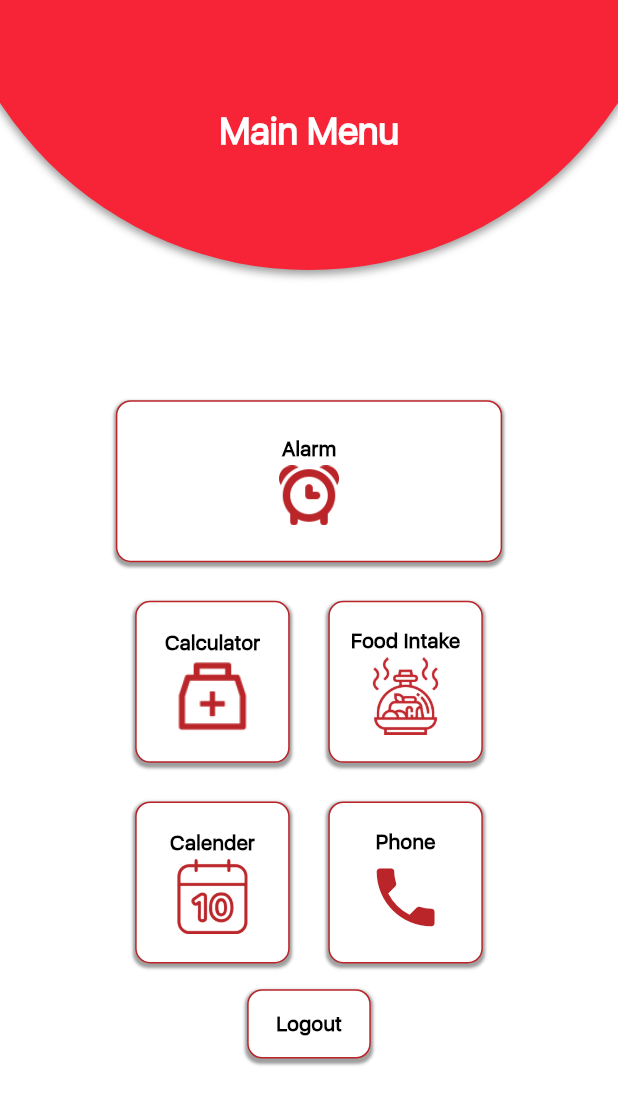
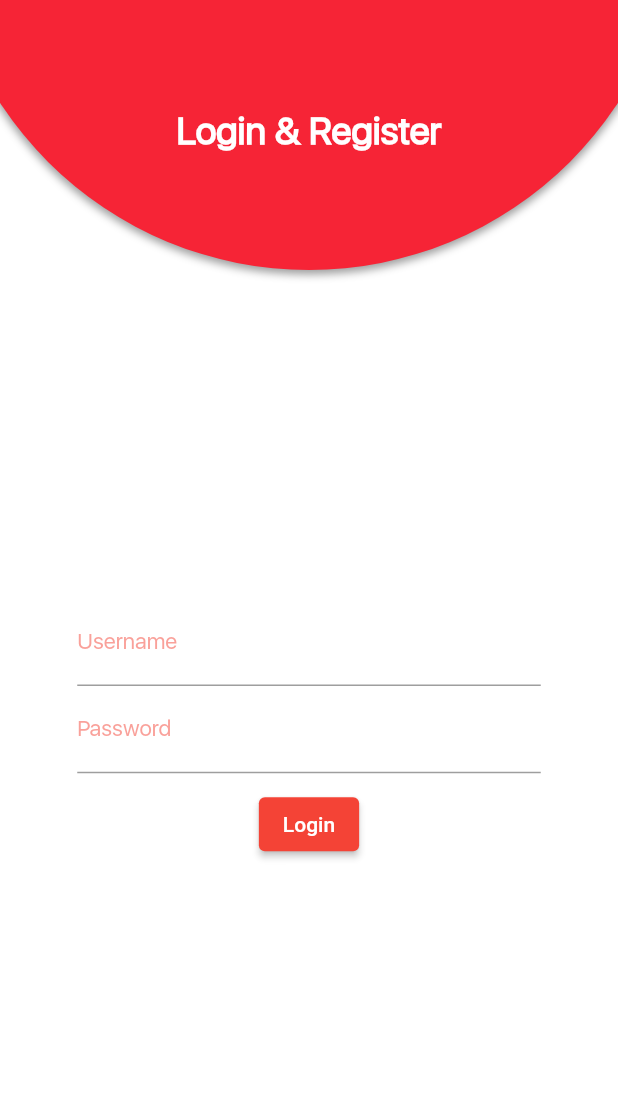
Before and after one commit to Asad-Tariq/Thalihelp_FrontEnd, a Flutter app: the screen it shows after launch, on a phone screen of 412 x 824 dp. Shown: the top 1105 px of the screen. Run offline on Flutter 3.47's test engine with Material 2 defaults, Android fonts, the light colour scheme and no system bars; our stand-ins replace dio, flutter_local_notifications, flutter_native_timezone, modal_bottom_sheet, pie_chart, rxdart and 4 more; missing offline and left inert: day_night_time_picker; accounts and stored records are empty.

Commit message:
Created the login page and updated the dashboard.

```diff
--- a/lib/main.dart
+++ b/lib/main.dart
@@ -1,10 +1,6 @@
 import 'package:flutter/material.dart';
-import 'package:project/Alarm/Reminder.dart';
-import 'package:project/Calculator/Calculator.dart';
-import 'package:project/Calendar/Calendar.dart';
 import 'package:project/Custom_widgets/roundedAppBar.dart';
-import 'package:project/Custom_widgets/CustomBtn.dart';
-import 'package:project/Food/FoodTypes.dart';
+import 'package:project/Dashboard/Dashboard.dart';
 
 void main() {
   runApp(MyApp());
@@ -21,15 +17,21 @@ class MyApp extends StatelessWidget {
         primarySwatch: Colors.red,
       ),
       home: SafeArea(
-        child: MainMenu(),
+        child: LoginScreen(),
       ),
     );
   }
 }
 
-class MainMenu extends StatelessWidget {
+class LoginScreen extends StatefulWidget {
   @override
-  Widget build(BuildContext context) {
+  _LoginScreenState createState() => _LoginScreenState();
+}
+
+class _LoginScreenState extends State<LoginScreen>{
+  var username, password, token;
+  @override
+  Widget build(BuildContext context){
     double h1 = MediaQuery.of(context).size.height / 8;
     double w1 = (MediaQuery.of(context).size.width) / 4;
     double hsmall = MediaQuery.of(context).size.height / 20;
@@ -38,135 +40,58 @@ class MainMenu extends StatelessWidget {
     return SafeArea(
         child: Scaffold(
           backgroundColor: Colors.white,
-          // bottomNavigationBar: BottomBar(), // add gradient here possibly
-          //  extendBodyBehindAppBar: true,
-          appBar: RoundedAppBar('Main Menu'), //AppBar
+          appBar: RoundedAppBar('Login & Register'),
           body: Container(
             alignment: Alignment.center,
-            padding: EdgeInsets.fromLTRB(0, 0, 0, h1/2),
+            padding: EdgeInsets.fromLTRB(w1/2, 0, w1/2, h1/2),
             child: Column(
-              mainAxisAlignment: MainAxisAlignment.spaceEvenly,
-              mainAxisSize: MainAxisSize.min,
-              children: [
-                //Alarm Button
-                Button(
-                    h: h1,
-                    w: w1 * 2.5,
-                    im: Image(
-                      image: AssetImage('assets/icons/alarm.png'),
-                      width: 40,
-                      color: Color(0xffba2529),
+              mainAxisAlignment: MainAxisAlignment.center,
+              children: <Widget>[
+                TextFormField(
+                  decoration: InputDecoration(
+                    labelText: 'Username',
+                    labelStyle: TextStyle(
+                      fontFamily: 'SanFrancisco',
+                      fontSize: 15.0,
+                      color: Colors.red.withOpacity(0.5),
                     ),
-                    text: 'Alarm',
-                    meth: () => Navigator.push(context, PageRouteBuilder(
-                        pageBuilder: (context, animation, animationTime) {
-                          return Reminder();
-                        }
-                        )
+                    focusedBorder: UnderlineInputBorder(
+                      borderSide: BorderSide(color: Colors.red),
+                    ),
+                  ),
+                  onChanged: (val){
+                    username = val;
+                  },
+                ),
+                TextFormField(
+                  obscureText: true,
+                  decoration: InputDecoration(
+                    labelText: 'Password',
+                    labelStyle: TextStyle(
+                      fontFamily: 'SanFrancisco',
+                      fontSize: 15.0,
+                      color: Colors.red.withOpacity(0.5),
+                    ),
+                    focusedBorder: UnderlineInputBorder(
+                      borderSide: BorderSide(color: Colors.red),
                     )
+                  ),
+                  onChanged: (val){
+                    password = val;
+                  },
                 ),
-                SizedBox(
-                  width: w1 / 4,
-                  height: h1 / 4,
+                SizedBox(height: 10.0),
+                ElevatedButton(
+                    onPressed: (){
+                      Navigator.push(context, PageRouteBuilder(
+                          pageBuilder: (context, animation, animationTime){
+                            return Dashboard();
+                      }
+                      )
+                      );
+                    },
+                    child: Text('Login')
                 ),
-                // 4 Buttons
-            Container(
-              padding: EdgeInsets.fromLTRB(w1 / 1.2, 0, w1 / 1.2, 0),
-              child: Row(
-                mainAxisAlignment: MainAxisAlignment.spaceEvenly,
-                mainAxisSize: MainAxisSize.min,
-                children: [
-                  Column(
-                    children: [
-                      //Calculator
-                      Button(
-                          h: h1,
-                          w: w1,
-                          im: Image(
-                            image: AssetImage('assets/icons/medicine.png'),
-                            width: 50,
-                            color: Color(0xffba2529),
-                          ),
-                          text: "Calculator",
-                          meth: () => Navigator.push(context, PageRouteBuilder(
-                              pageBuilder:
-                                  (context, animation, animationTime) {
-                                return Calculator();
-                              }
-                              )
-                          )
-                      ),
-                      SizedBox(
-                        width: w1 / 4,
-                        height: h1 / 4,
-                      ),
-                      // Calendar
-                      Button(
-                        h: h1,
-                        w: w1,
-                        im: Image(
-                          image: AssetImage('assets/icons/calendar1.png'),
-                          width: 50,
-                          color: Color(0xffba2529),
-                        ),
-                        text: "Calender",
-                        meth: () => Navigator.push(context, PageRouteBuilder(
-                            pageBuilder: (context, animation, animationTime) {
-                              return Calendar();
-                        })),
-                      )
-                    ],
-                  ),
-                  SizedBox(
-                    width: w1 / 4,
-                    height: h1 / 4,
-                  ),
-                  Column(
-                    children: [
-                      // Radio
-                      Button(
-                        h: h1,
-                        w: w1,
-                        // ic: Icons.radio,
-                        im: Image(
-                          image: AssetImage('assets/fahad.png'),
-                          height: h1 / 2,
-                          width: w1 / 2,
-                        ),
-                        text: "Food Intake",
-                        meth: () => Navigator.push(context, PageRouteBuilder(
-                            pageBuilder: (context, animation, animationTime) {
-                          return FoodTypes();
-                        })),
-                      ),
-                      SizedBox(
-                        width: w1 / 4,
-                        height: h1 / 4,
-                      ),
-                      //Phone
-                      Button(
-                        h: h1,
-                        w: w1,
-                        ic: Icons.phone,
-                        text: "Phone",
-                      )
-                    ],
-                  ),
-                ],
-              ),
-            ),
-                SizedBox(
-                  width: w1 / 6,
-                  height: h1 / 6,
-                ),
-            //Logout
-            Button(
-              h: hsmall,
-              w: wsmall,
-              // ic: Icons.logout,
-              text: 'Logout',
-              fw: FontWeight.bold,
-            )
               ],
             ),
           ),
```
Also changed, not shown: lib/Dashboard/Dashboard.dart (added, +160 -0 lines).
